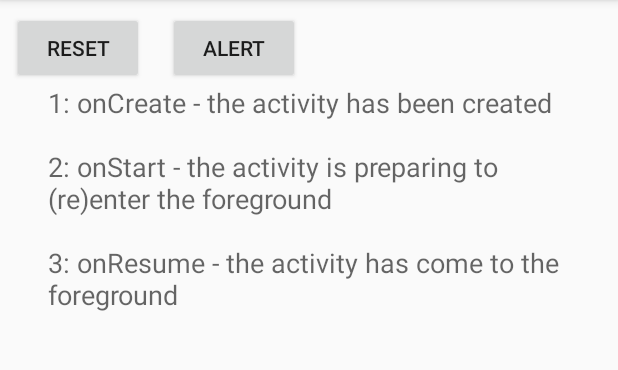
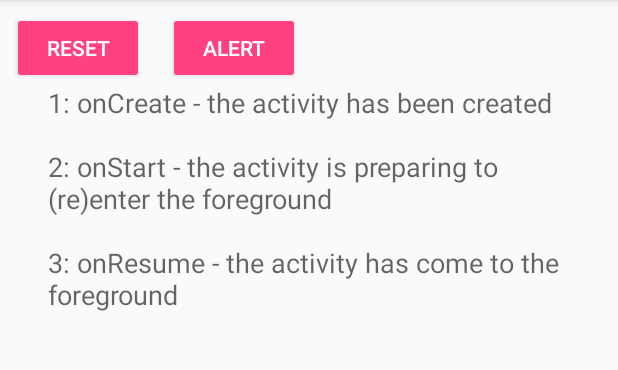
Before and after one commit to aaroncrutchfield/DemoLifecycle, an Android app: the screen it shows after launch (MainActivity), on a phone screen of 412 x 824 dp, the part 84-454 px from its top. Run offline under Robolectric (Android 15) with nearby library versions, the phone set to English and light mode, and no system bars.

Commit message:
refactor - Use Material style for buttons

```diff
--- a/app/build.gradle
+++ b/app/build.gradle
@@ -4,7 +4,7 @@ android {
     compileSdkVersion 26
     defaultConfig {
         applicationId "com.demo.tutorial.demolifecycle"
-        minSdkVersion 21
+        minSdkVersion 23
         targetSdkVersion 26
         versionCode 1
         versionName "1.0"
--- a/app/src/main/res/layout/activity_dialog.xml
+++ b/app/src/main/res/layout/activity_dialog.xml
@@ -32,21 +32,25 @@
 
     <Button
         android:id="@+id/btn_cancel"
+        style="@android:style/Widget.Material.Button.Colored"
         android:layout_width="wrap_content"
         android:layout_height="wrap_content"
         android:layout_marginStart="16dp"
         android:layout_marginTop="16dp"
+        android:backgroundTint="@color/colorAccent"
         android:text="@string/cancel"
         app:layout_constraintStart_toStartOf="parent"
         app:layout_constraintTop_toBottomOf="@+id/textView2" />
 
     <Button
         android:id="@+id/btn_ok"
+        style="@android:style/Widget.Material.Button.Colored"
         android:layout_width="wrap_content"
         android:layout_height="wrap_content"
         android:layout_marginBottom="16dp"
         android:layout_marginEnd="16dp"
         android:layout_marginStart="16dp"
+        android:backgroundTint="@color/colorAccent"
         android:text="@string/_new"
         app:layout_constraintBottom_toBottomOf="parent"
         app:layout_constraintEnd_toEndOf="parent"
--- a/app/src/main/res/layout/activity_main.xml
+++ b/app/src/main/res/layout/activity_main.xml
@@ -34,6 +34,7 @@
 
     <Button
         android:id="@+id/btn_reset"
+        style="@android:style/Widget.Material.Button.Colored"
         android:layout_width="wrap_content"
         android:layout_height="wrap_content"
         android:layout_marginStart="8dp"
@@ -44,6 +45,7 @@
 
     <Button
         android:id="@+id/btn_alert"
+        style="@android:style/Widget.Material.Button.Colored"
         android:layout_width="wrap_content"
         android:layout_height="wrap_content"
         android:layout_marginStart="16dp"
--- a/app/src/main/res/values/colors.xml
+++ b/app/src/main/res/values/colors.xml
@@ -2,5 +2,5 @@
 <resources>
     <color name="colorPrimary">#3F51B5</color>
     <color name="colorPrimaryDark">#303F9F</color>
-    <color name="colorAccent">#FF4081</color>
+    <color name="colorAccent">#ff4081</color>
 </resources>
```
